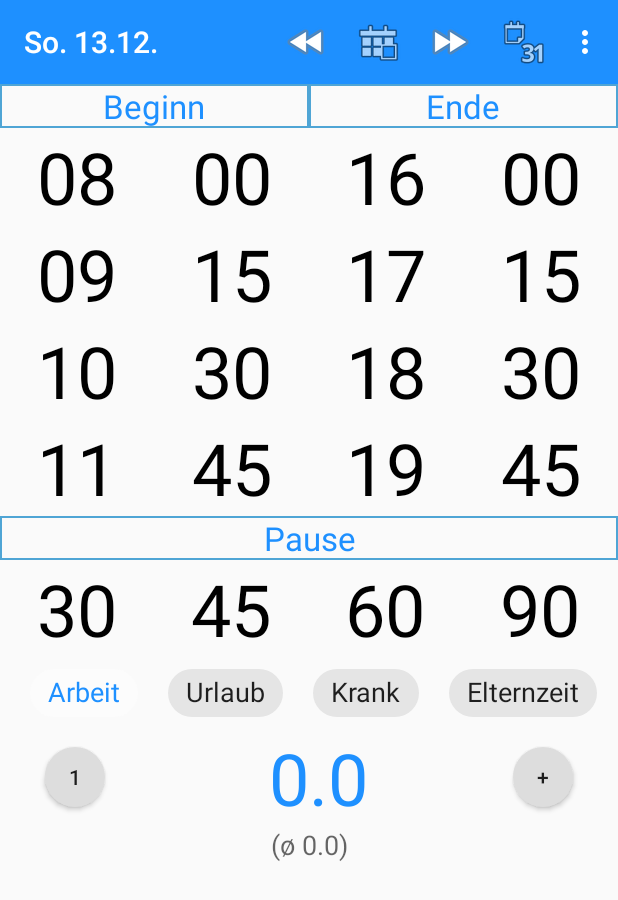
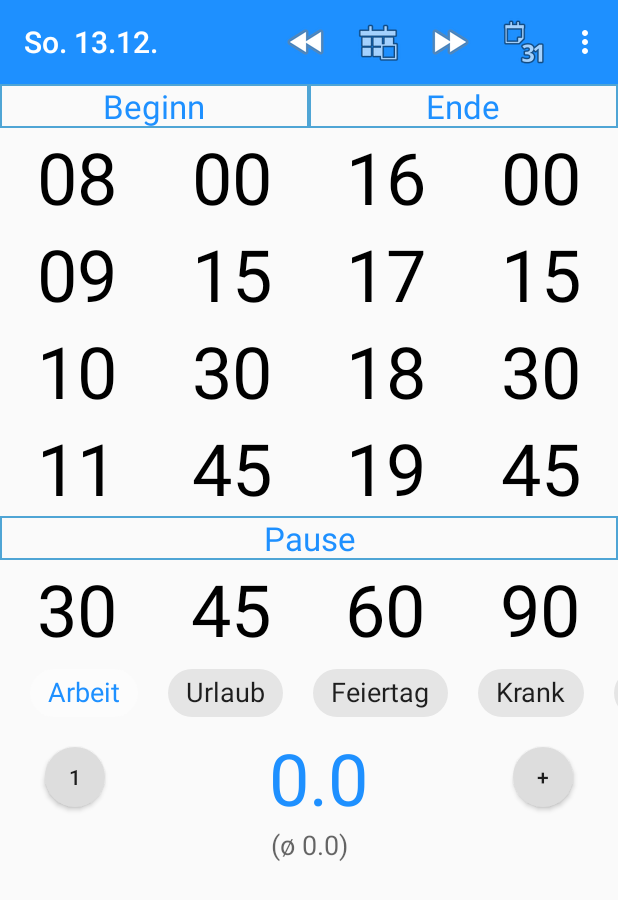
Before and after one commit to AndyCooler/github-time15, an Android app: the screen it shows after launch (MainActivity), on a phone screen of 412 x 824 dp. Shown: the top 900 px of the screen. Run offline under Robolectric (Android 15) with nearby library versions, the phone set to English and light mode, and no system bars; 3 statements that could not run were skipped.

Commit message:
SharedViewModel idea

```diff
--- a/app/src/main/java/com/mythosapps/time15/SharedViewModel.java
+++ b/app/src/main/java/com/mythosapps/time15/SharedViewModel.java
@@ -6,6 +6,12 @@ import androidx.lifecycle.ViewModel;
 
 import com.mythosapps.time15.types.KindOfDay;
 
+/**
+ * ViewModel saves the state of the day's data presented in MainActivity as well as in other
+ * dialogs that mostly require only the ID. As it's live data linked to UI elements,
+ * this eliminates the need for complex modelToView / viewToModel methods. UI elements listen
+ * for changes which are represented on the UI and saved to the data store immediately.
+ */
 public class SharedViewModel extends ViewModel {
 
     // selected / current kind of day in MainActivity
--- a/app/src/main/res/layout/activity_main.xml
+++ b/app/src/main/res/layout/activity_main.xml
@@ -308,6 +308,15 @@
                             android:text="Urlaub" />
 
                         <com.google.android.material.chip.Chip
+                            android:id="@+id/chip_6"
+                            style="@style/Widget.MaterialComponents.Chip.Choice"
+                            android:layout_width="wrap_content"
+                            android:layout_height="wrap_content"
+                            android:checked="false"
+                            android:textAppearance="?android:attr/textAppearanceMedium"
+                            android:text="Feiertag" />
+
+                        <com.google.android.material.chip.Chip
                             android:id="@+id/chip_3"
                             style="@style/Widget.MaterialComponents.Chip.Choice"
                             android:layout_width="wrap_content"
@@ -333,15 +342,6 @@
                             android:checked="false"
                             android:textAppearance="?android:attr/textAppearanceMedium"
                             android:text="Kind krank" />
-
-                        <com.google.android.material.chip.Chip
-                            android:id="@+id/chip_6"
-                            style="@style/Widget.MaterialComponents.Chip.Choice"
-                            android:layout_width="wrap_content"
-                            android:layout_height="wrap_content"
-                            android:checked="false"
-                            android:textAppearance="?android:attr/textAppearanceMedium"
-                            android:text="Feiertag" />
 
                         <!-- Chips can be declared here, or added dynamically.
                         TODO  https://material.io/develop/android/components/chips#using-chips
```
Also changed, not shown: 1 other file.
